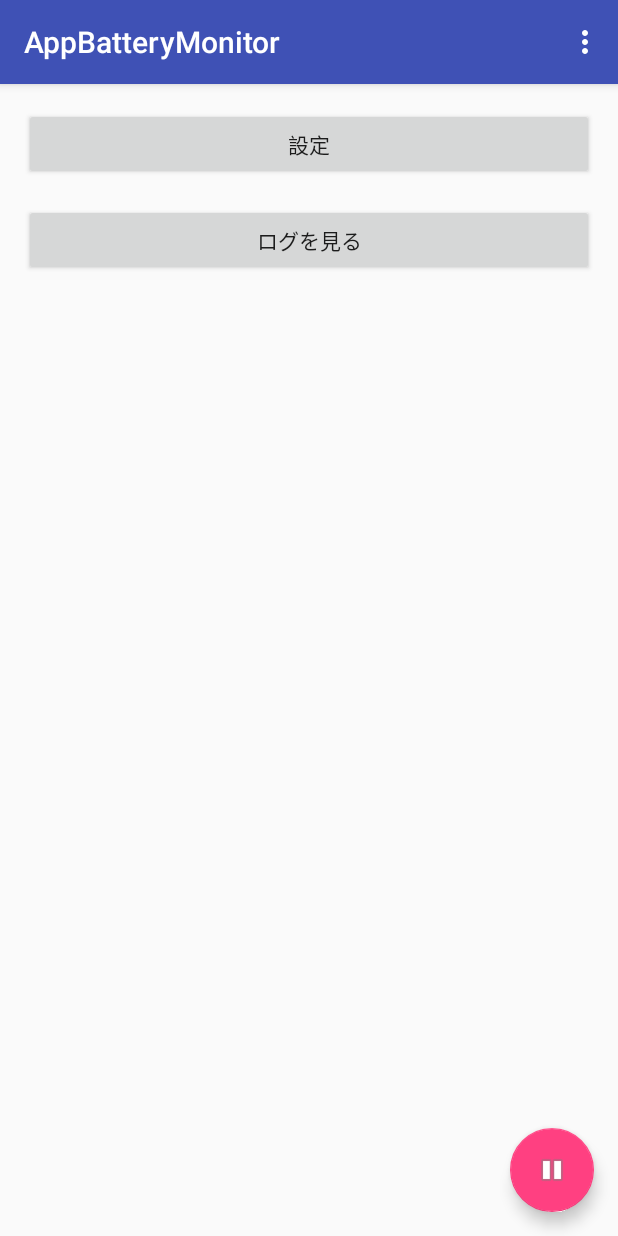
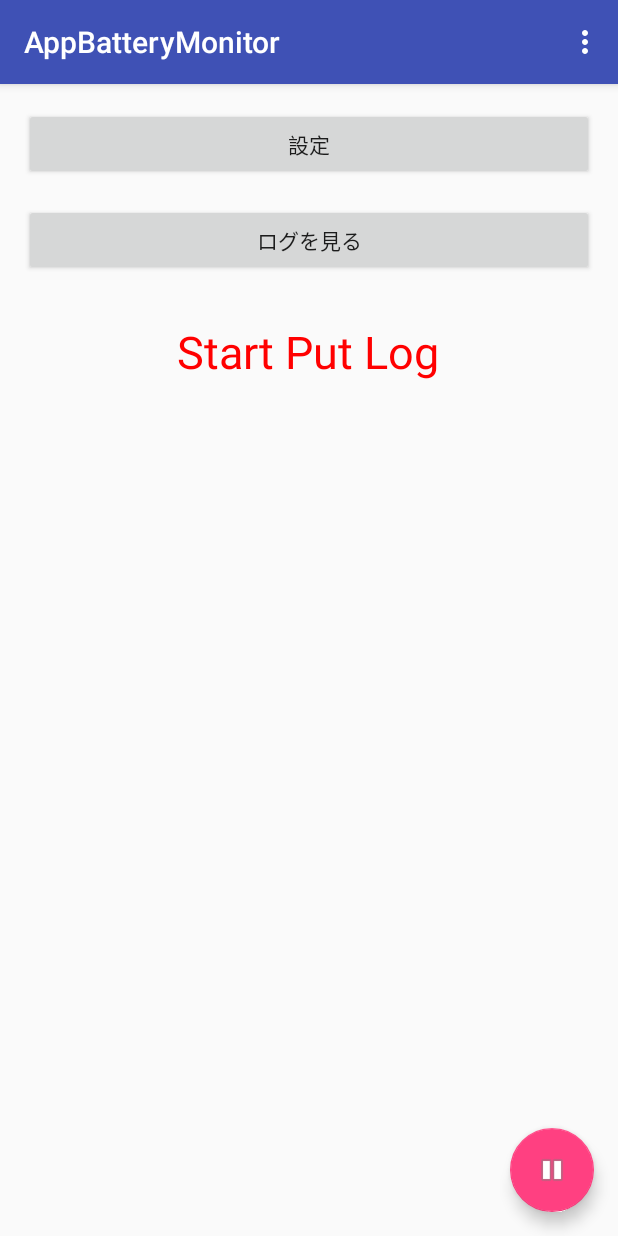
Before and after one commit to ikemura23/AppBatteryMonitorOld, an Android app: the screen it shows after launch (LauncherActivity), in the options menu, after a tap on "Settings", on a phone screen of 412 x 824 dp. Run offline under Robolectric (Android 15) with nearby library versions, the phone set to English and light mode, and no system bars.

Commit message:
add status text

```diff
--- a/app/src/main/java/com/qa/ikemura/appbatterymonitor/LauncherActivity.java
+++ b/app/src/main/java/com/qa/ikemura/appbatterymonitor/LauncherActivity.java
@@ -69,6 +69,7 @@ public class LauncherActivity extends AppCompatActivity {
                         .setAction("Action", null).show();
                 isRecord = !isRecord;
                 changeFabSrc();
+                setVisibleStatusText();
 
                 if (isRecord) {
                     startMonitor();
@@ -92,6 +93,15 @@ public class LauncherActivity extends AppCompatActivity {
                 startLogListActivity();
             }
         });
+    }
+
+    private void setVisibleStatusText() {
+        if (isRecord) {
+            findViewById(R.id.activity_main_log_status_text).setVisibility(View.VISIBLE);
+        }
+        else {
+            findViewById(R.id.activity_main_log_status_text).setVisibility(View.GONE);
+        }
     }
 
     private int getMessageId() {
--- a/app/src/main/res/layout/content_launcher.xml
+++ b/app/src/main/res/layout/content_launcher.xml
@@ -25,4 +25,15 @@
         android:text="ログを見る"
         />
 
+    <TextView
+        android:id="@+id/activity_main_log_status_text"
+        android:layout_width="wrap_content"
+        android:layout_height="wrap_content"
+        android:layout_gravity="center"
+        android:layout_marginTop="30dp"
+        android:visibility="gone"
+        android:text="@string/monitor_start_message"
+        android:textColor="#FF0000"
+        android:textSize="30dp"
+        />
 </LinearLayout>
--- a/app/src/main/res/values/strings.xml
+++ b/app/src/main/res/values/strings.xml
@@ -61,6 +61,6 @@
     <string name="title_log_list">logs</string>
     <string name="title_log_detail">log Detail</string>
 
-    <string name="monitor_start_message">start put log for battery</string>
-    <string name="monitor_end_message">stop put log</string>
+    <string name="monitor_start_message">Start Put Log</string>
+    <string name="monitor_end_message">Stop</string>
 </resources>
```
